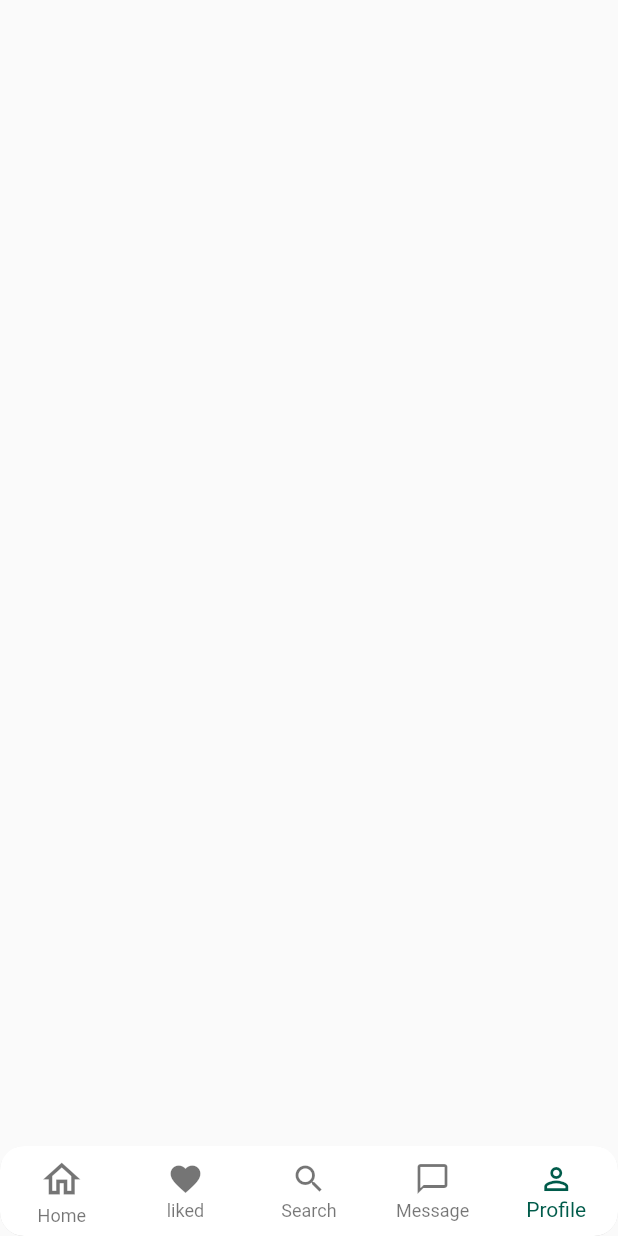
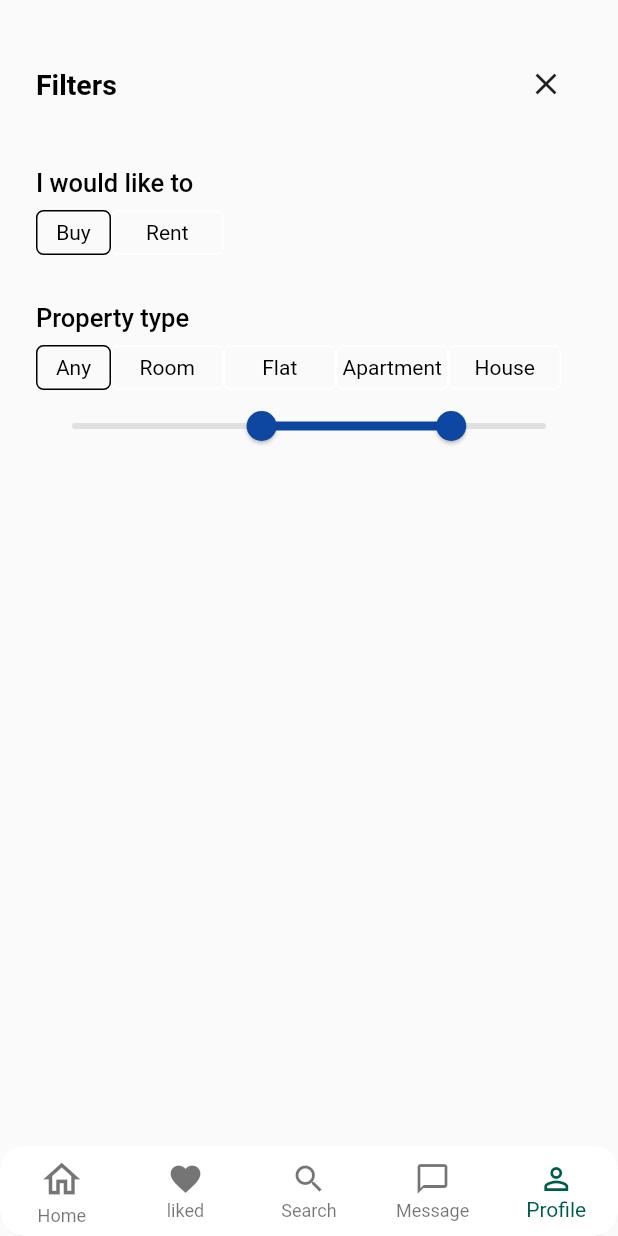
Before and after one commit to shalini-jeyra/real_estate, a Flutter app: the screen it shows after launch, item 5 of the bottom bar chosen, on a phone screen of 412 x 824 dp. Run offline on Flutter 3.47's test engine with Material 2 defaults, Android fonts, the phone set to English and light mode, and no system bars; network calls fail.

Commit message:
second commit

```diff
--- a/real_estate_app/lib/bottom_navigation.dart
+++ b/real_estate_app/lib/bottom_navigation.dart
@@ -2,7 +2,7 @@ import 'package:flutter/material.dart';
 import 'package:real_estate_app/pages/home_page/home_page.dart';
 import 'package:real_estate_app/pages/liked_page.dart';
 import 'package:real_estate_app/pages/message_page.dart';
-import 'package:real_estate_app/pages/profile_page.dart';
+import 'package:real_estate_app/pages/filter_page/profile_page.dart';
 import 'package:real_estate_app/pages/search_page/search_page.dart';
 import 'package:real_estate_app/styles/styles.dart';
 
--- a/real_estate_app/lib/main.dart
+++ b/real_estate_app/lib/main.dart
@@ -1,5 +1,5 @@
+import 'package:flutter/material.dart';
 import 'package:real_estate_app/bottom_navigation.dart';
-import 'package:real_estate_app/pages/home_page/home_page_components/home_page_components.dart';
 
 void main() {
   runApp(MyApp());
--- /dev/null
+++ b/real_estate_app/lib/pages/filter_page/profile_page.dart
@@ -0,0 +1,102 @@
+import 'package:flutter/material.dart';
+import 'package:real_estate_app/styles/styles.dart';
+import 'package:real_estate_app/pages/search_page/search_page.dart';
+
+class ProfilePage extends StatefulWidget {
+  @override
+  _ProfilePageState createState() => _ProfilePageState();
+}
+class _ProfilePageState extends State<ProfilePage> {
+
+  var selectedRange = RangeValues(40, 80);
+  @override
+  Widget build(BuildContext context) {
+    return Container(
+      padding: EdgeInsets.only(right: 24, left: 24, top: 32, bottom: 24),
+      child: Column(
+        crossAxisAlignment: CrossAxisAlignment.start,
+        children: [
+          Row(
+            mainAxisAlignment: MainAxisAlignment.spaceBetween,
+            children: [
+              Text(
+                "Filters",
+                style: AppTextStyle.primaryText
+              ),
+              IconButton(icon: Icon(Icons.clear),onPressed: (){
+                Navigator.push(context,MaterialPageRoute(builder: (buildContext)=>SearchPage()));
+              }
+              )
+            ],
+          ),
+          SizedBox(
+            height: 32,
+          ),
+          Text(
+            "I would like to ",
+             style: AppTextStyle.secondaryText
+            ),
+             SizedBox(
+            height: 8,
+          ),
+          Row(
+            children: [
+              buildOption("Buy", true),
+              buildOption("Rent", false),
+            ],
+          ),
+          SizedBox(
+            height: 32,
+          ),
+          Text(
+            "Property type",
+             style: AppTextStyle.secondaryText
+            ),
+             SizedBox(
+            height: 8,
+          ),
+          Row(
+            children: [
+              buildOption("Any", true),
+              buildOption("Room", false),
+               buildOption("Flat", false),
+              buildOption("Apartment", false),
+              buildOption("House", false),
+            ],
+          ),
+            RangeSlider(
+            values: selectedRange,
+            onChanged: (RangeValues newRange) {
+          setState(() {
+            selectedRange = newRange;
+          });
+            },
+            min: 0,
+            max: 100,
+            activeColor: Colors.blue[900],
+            inactiveColor: Colors.grey[300],
+          ),
+        ],
+      ),
+    );
+  }
+
+  Widget buildOption(String text, bool selected){
+    return Container(
+      height: 30,
+      width: selected?50:75,
+      decoration: BoxDecoration(
+                border: Border.all(
+                  color:selected?TextColor.primaryColor:AppColor.primaryColor,
+                ),
+                borderRadius: ButtonBorder.primaryContainer,
+              ),
+      child: Center(
+        child: Text(
+          text,
+          style:HintTextStyle.secondaryText
+        ),
+      ),
+    );
+  }
+}
--- a/real_estate_app/lib/pages/home_page/home_page.dart
+++ b/real_estate_app/lib/pages/home_page/home_page.dart
@@ -1,5 +1,6 @@
+import 'package:flutter/material.dart';
 import 'package:real_estate_app/pages/home_page/home_page_components/home_page_components.dart';
-import 'package:real_estate_app/styles/styles.dart';
+
 
 class MyHomePage extends StatelessWidget {
   @override
--- a/real_estate_app/lib/pages/home_page/home_page_components/home_page_components.dart
+++ b/real_estate_app/lib/pages/home_page/home_page_components/home_page_components.dart
@@ -1,2 +1,2 @@
-export 'package:flutter/material.dart';
 export 'package:real_estate_app/pages/home_page/home_page.dart';
+export 'package:real_estate_app/styles/styles.dart';
--- a/real_estate_app/lib/pages/profile_page.dart
+++ /dev/null
@@ -1,8 +0,0 @@
-import 'package:flutter/material.dart';
-
-class ProfilePage extends StatelessWidget {
-  @override
-  Widget build(BuildContext context) {
-    return Container();
-  }
-}
--- a/real_estate_app/lib/pages/search_page/search_page_components/search_page_components.dart
+++ b/real_estate_app/lib/pages/search_page/search_page_components/search_page_components.dart
@@ -1,3 +1,2 @@
-export 'package:flutter/material.dart';
 export 'package:real_estate_app/pages/search_page/search_page_components/search_item_widget.dart';
 export  'package:real_estate_app/styles/styles.dart';
--- a/real_estate_app/lib/styles/color.dart
+++ b/real_estate_app/lib/styles/color.dart
@@ -7,3 +7,8 @@ class TextColor{
   static final Color primaryColor=Colors.black;
   static final Color secondaryColor=Color.fromARGB(255,75,75,75);
 }
+
+class IconColor{
+  static final Color primaryColor=Colors.black38;
+  static final Color secondaryColor=Colors.black;
+}
--- a/real_estate_app/lib/styles/font.dart
+++ b/real_estate_app/lib/styles/font.dart
@@ -27,3 +27,11 @@ class AppTextStyle {
     fontSize: 17,
   );
 }
+
+class HintTextStyle{
+  static final TextStyle primaryText= TextStyle(fontSize: 15, color: TextColor.secondaryColor);
+  static final TextStyle secondaryText=TextStyle(
+            color: TextColor.primaryColor,
+            fontSize: 14,
+  );
+}
```
Also changed, not shown: real_estate_app/lib/pages/search_page/search_page.dart (+20 -6 lines), real_estate_app/lib/pages/search_page/search_page_components/search_item_widget.dart (+11 -6 lines), real_estate_app/lib/styles/box_border.dart (+6 -22 lines).
